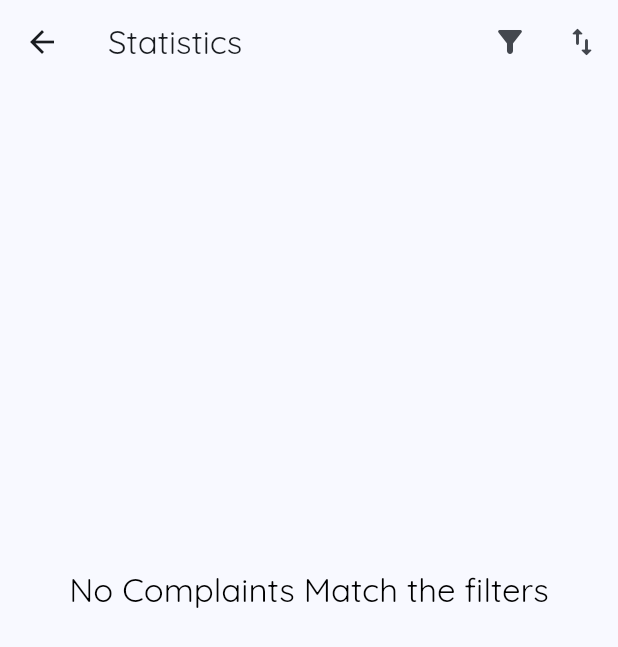
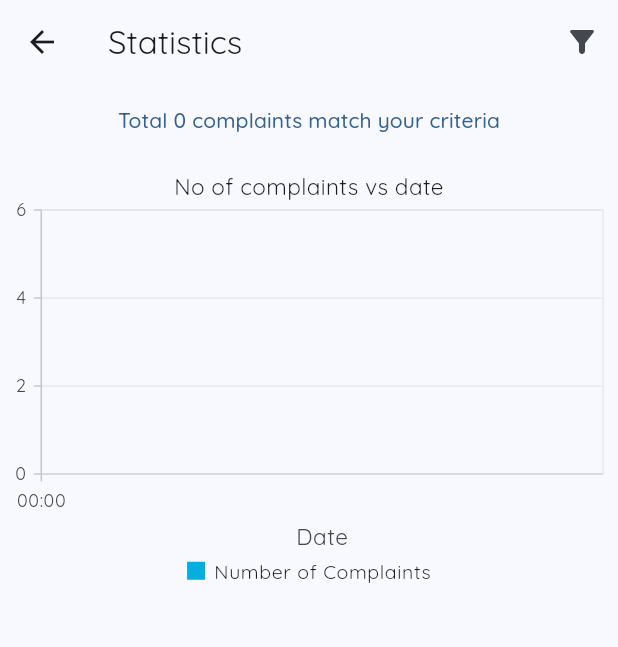
Before and after one commit to ShivanshuKGupta/hustle_stay, a Flutter app: the StatisticsPage screen opened directly, on a phone screen of 412 x 824 dp. Shown: the top 647 px of the screen. Run offline on Flutter 3.47's test engine with Material 2 defaults, Android fonts, the phone set to English and light mode, and no system bars; our stand-ins replace cached_network_image, cloud_firestore, connectivity, firebase_auth, firebase_core, firebase_storage and 9 more; missing offline and left inert: animated_icon; accounts and stored records are empty.

```diff
--- /dev/null
+++ b/lib/models/pair.dart
@@ -0,0 +1,5 @@
+class pair<A, B> {
+  A first;
+  B second;
+  pair(this.first, this.second);
+}
--- /dev/null
+++ b/lib/screens/filter_screen/stats.dart
@@ -0,0 +1,93 @@
+import 'package:flutter/material.dart';
+import 'package:hustle_stay/models/complaint/complaint.dart';
+import 'package:hustle_stay/models/pair.dart';
+import 'package:hustle_stay/tools.dart';
+import 'package:syncfusion_flutter_charts/charts.dart';
+
+class Stats extends StatelessWidget {
+  final List<ComplaintData> complaints;
+  const Stats({super.key, required this.complaints});
+
+  /// Number of Complaints vs Date
+  Map get createdData {
+    return processData(
+      list: complaints,
+      keyBuilder: (complaint) {
+        final createdAt = DateTime.fromMillisecondsSinceEpoch(complaint.id);
+        return DateTime(createdAt.year, createdAt.month, createdAt.day);
+      },
+      valueBuilder: (complaint, previousValue) => (previousValue ?? 0) + 1,
+    );
+  }
+
+  @override
+  Widget build(BuildContext context) {
+    final data = createdData;
+    return ListView(
+      children: [
+        SfCartesianChart(
+          title: ChartTitle(text: 'No of complaints vs date'),
+          onAxisLabelTapped: (args) {
+            showMsg(context, "${args.axisName}");
+          },
+          onDataLabelTapped: (onTapArgs) {
+            showMsg(context, onTapArgs.text);
+          },
+          tooltipBehavior: TooltipBehavior(enable: true),
+          enableAxisAnimation: true,
+          legend: const Legend(
+            isVisible: true,
+            isResponsive: true,
+            alignment: ChartAlignment.center,
+            orientation: LegendItemOrientation.horizontal,
+            position: LegendPosition.bottom,
+          ),
+          primaryXAxis: DateTimeAxis(
+            edgeLabelPlacement: EdgeLabelPlacement.shift,
+            isVisible: true,
+            associatedAxisName: 'Axis Name',
+            interval: 1,
+            name: 'Name',
+            title: AxisTitle(text: 'Date'),
+            enableAutoIntervalOnZooming: true,
+          ),
+          // primaryYAxis: NumericAxis(title: AxisTitle(text: 'No of complaints')),
+          series: <LineSeries<pair, DateTime>>[
+            LineSeries<pair, DateTime>(
+              name: 'Complaints Count',
+              dataSource: <pair>[
+                ...data.entries.map((entry) => pair(entry.key, entry.value)),
+              ],
+              xValueMapper: (pair sales, _) => sales.first,
+              yValueMapper: (pair sales, _) => sales.second,
+              dataLabelSettings: const DataLabelSettings(isVisible: true),
+              enableTooltip: true,
+              legendItemText: 'Number of Complaints',
+            )
+          ],
+          zoomPanBehavior: ZoomPanBehavior(
+            enablePanning: true,
+            enableDoubleTapZooming: true,
+            enablePinching: true,
+            enableSelectionZooming: true,
+          ),
+        ),
+      ],
+    );
+  }
+}
+
+Map<Key, Value> processData<RawDataType, Key, Value>({
+  required Iterable<RawDataType> list,
+  required Key Function(RawDataType element) keyBuilder,
+  required Value Function(RawDataType element, Value? previousValue)
+      valueBuilder,
+}) {
+  final Map<Key, Value> data = {};
+  for (var element in list) {
+    final Key key = keyBuilder(element);
+    final Value value = valueBuilder(element, data[key]);
+    data[key] = value;
+  }
+  return data;
+}
--- a/lib/screens/filter_screen/stats_screen.dart
+++ b/lib/screens/filter_screen/stats_screen.dart
@@ -3,12 +3,10 @@ import 'package:flutter/material.dart';
 import 'package:flutter_riverpod/flutter_riverpod.dart';
 import 'package:hustle_stay/main.dart';
 import 'package:hustle_stay/models/complaint/complaint.dart';
-import 'package:hustle_stay/providers/settings.dart';
 import 'package:hustle_stay/screens/filter_screen/filter_choser_screen.dart';
+import 'package:hustle_stay/screens/filter_screen/stats.dart';
 import 'package:hustle_stay/tools.dart';
-import 'package:hustle_stay/widgets/complaints/complaint_category_widget.dart';
-import 'package:hustle_stay/widgets/complaints/complaint_list_item.dart';
-import 'package:hustle_stay/widgets/settings/section.dart';
+import 'package:hustle_stay/widgets/complaints/complaints_list_view.dart';
 
 // ignore: must_be_immutable
 class StatisticsPage extends ConsumerStatefulWidget {
@@ -28,66 +26,8 @@ class _StatisticsPageState extends ConsumerState<StatisticsPage> {
     filters = {};
   }
 
-  List<Widget> calculateUI(String groupBy, List<ComplaintData> complaints) {
-    if (groupBy != 'none') {
-      Map<String, List<ComplaintData>> categoriesMap = {};
-      for (var element in complaints) {
-        String category = "";
-        if (groupBy == 'category') {
-          category = element.category ?? "Other";
-        } else if (groupBy == 'scope') {
-          category = element.scope.name;
-        } else if (groupBy == 'complainant') {
-          category = element.from;
-        } else {
-          throw "No matching groupBy field found";
-        }
-        if (categoriesMap.containsKey(category)) {
-          categoriesMap[category]!.add(element);
-        } else {
-          categoriesMap[category] = [element];
-        }
-      }
-      return categoriesMap.entries.map(
-        (entry) {
-          if (groupBy == 'category') {
-            return Padding(
-              padding: const EdgeInsets.all(8.0),
-              child: ComplaintCategory(
-                id: entry.key,
-                complaints: entry.value,
-              ),
-            );
-          }
-          return Padding(
-            padding: const EdgeInsets.all(8.0),
-            child: Section(
-              title: entry.key,
-              children: entry.value
-                  .map(
-                    (e) => ComplaintListItem(
-                      complaint: e,
-                    ),
-                  )
-                  .toList(),
-            ),
-          );
-        },
-      ).toList();
-    }
-    return complaints
-        .map(
-          (e) => ComplaintListItem(
-            complaint: e,
-          ),
-        )
-        .toList();
-  }
-
   @override
   Widget build(BuildContext context) {
-    final settings = ref.watch(settingsProvider);
-    final mediaQuery = MediaQuery.of(context);
     return Scaffold(
       appBar: AppBar(
         title: const Text('Statistics'),
@@ -104,71 +44,58 @@ class _StatisticsPageState extends ConsumerState<StatisticsPage> {
             },
             icon: const Icon(Icons.filter_alt_rounded),
           ),
+        ],
+      ),
+      body: ComplaintsBuilder(
+        complaintsProvider: _complaintsProvider,
+        src: Source.cache,
+        loadingWidget: Center(child: circularProgressIndicator()),
+        builder: (ctx, complaints) {
+          return Column(
+            mainAxisSize: MainAxisSize.min,
+            children: [
+              TextButton(
+                onPressed: () {
+                  navigatorPush(
+                    context,
+                    Scaffold(
+                      appBar: AppBar(
+                        actions: [
                           IconButton(
                             onPressed: () {
                               showModalBottomSheet(
                                 context: context,
                                 enableDrag: true,
-                builder: (ctx) => const Text('Select sorting criteria here'),
+                                builder: (ctx) =>
+                                    const Text('Select sorting criteria here'),
                               );
                             },
                             icon: const Icon(Icons.swap_vert_rounded),
+                          )
+                        ],
+                        title: const Text('Matching Complaints'),
                       ),
-        ],
+                      body: ComplaintsListView(complaints: complaints),
                     ),
-      body: ComplaintsBuilder(
-        complaintsProvider: _complaintsProvider,
-        // src: Source.cache,
-        loadingWidget: Center(child: circularProgressIndicator()),
-        builder: (ctx, complaints) {
-          List<Widget> children =
-              calculateUI(settings.complaintsGrouping, complaints);
-          return RefreshIndicator(
+                  );
+                },
+                child: Text(
+                    "Total ${complaints.length} complaints match your criteria"),
+              ),
+              Expanded(
+                child: RefreshIndicator(
                   onRefresh: () async {
                     try {
                       await _complaintsProvider();
                     } catch (e) {
                       showMsg(context, e.toString());
                     }
-              if (context.mounted) {
-                setState(() {});
-              }
+                    if (context.mounted) setState(() {});
                   },
-            child: ListView.builder(
-              itemCount: complaints.isEmpty ? 1 : children.length + 2,
-              itemBuilder: complaints.isEmpty
-                  ? (ctx, index) {
-                      return SizedBox(
-                        height: mediaQuery.size.height -
-                            mediaQuery.viewInsets.top -
-                            mediaQuery.padding.top -
-                            mediaQuery.padding.bottom -
-                            mediaQuery.viewInsets.bottom -
-                            150,
-                        child: Center(
-                          child: Text(
-                            'No Complaints Match the filters',
-                            style: Theme.of(context).textTheme.titleLarge,
-                            textAlign: TextAlign.center,
+                  child: Stats(complaints: complaints),
                 ),
               ),
-                      );
-                    }
-                  : (ctx, index) {
-                      if (index == 0) {
-                        return Center(
-                            child: Text(
-                                "${complaints.length} total matches found"));
-                      } else if (index == children.length + 1) {
-                        return SizedBox(
-                          height: mediaQuery.padding.bottom,
-                        );
-                      } else {
-                        index--;
-                      }
-                      return children[index];
-                    },
-            ),
+            ],
           );
         },
       ),
--- a/lib/widgets/complaints/selection_vault.dart
+++ b/lib/widgets/complaints/selection_vault.dart
@@ -10,7 +10,7 @@ class SelectionVault extends StatefulWidget {
     super.key,
     required this.allItems,
     required this.onChange,
-    this.chosenItems = const [],
+    required this.chosenItems,
     this.helpText,
   });
 
@@ -82,7 +82,7 @@ class _SelectionVaultState extends State<SelectionVault> {
             onPressed: () {
               setState(() {
                 if (widget.chosenItems.length == widget.allItems.length) {
-                  widget.chosenItems = [];
+                  widget.chosenItems.clear();
                 } else {
                   widget.chosenItems = widget.allItems.map((e) => e).toList();
                 }
```
Also changed, not shown: lib/screens/filter_screen/filter_choser_screen.dart (+5 -2 lines), lib/widgets/complaints/complaints_list_view.dart (added, +89 -0 lines). Lines whose indentation alone changed are shown as unchanged.
